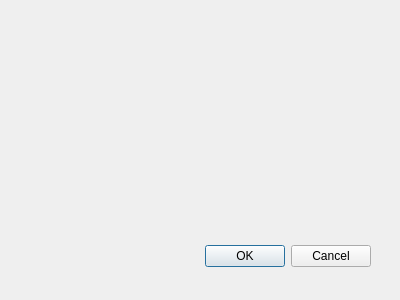
The window that gehzeitberechnung_dialog_base.ui (flamianselmiv/Gehzeitberechnung) describes before a commit, drawn with Qt 5.
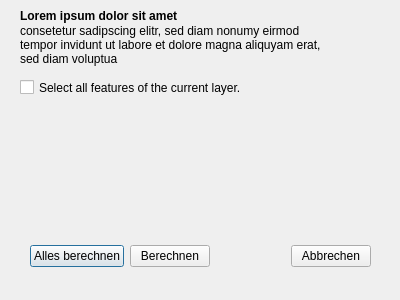
The same window after the commit.

Commit message: added basic ui for qgis plugin window and functionality for cancel button (#7)

What changed in the file:
```diff
--- a/gehzeitberechnung_dialog_base.ui
+++ b/gehzeitberechnung_dialog_base.ui
@@ -12,8 +12,71 @@
   <property name="windowTitle" >
    <string>Gehzeitberechnung</string>
   </property>
-  <widget class="QDialogButtonBox" name="button_box" >
-   <property name="geometry" >
+
+        <widget class="QLabel" name="label_4">
+            <property name="geometry">
+                <rect>
+                    <x>20</x>
+                    <y>0</y>
+                    <width>371</width>
+                    <height>31</height>
+                </rect>
+            </property>
+            <property name="font">
+                <font>
+                    <weight>75</weight>
+                    <bold>true</bold>
+                </font>
+            </property>
+            <property name="text">
+                <string>Lorem ipsum dolor sit amet</string>
+            </property>
+        </widget>
+
+        <!-- <widget class="QComboBox" name="comboBox">
+            <property name="geometry">
+                <rect>
+                    <x>40</x>
+                    <y>170</y>
+                    <width>341</width>
+                    <height>20</height>
+                </rect>
+            </property>
+        </widget> -->
+
+        <widget class="QLabel" name="label_5">
+            <property name="geometry">
+                <rect>
+                    <x>20</x>
+                    <y>20</y>
+                    <width>381</width>
+                    <height>51</height>
+                </rect>
+            </property>
+            <property name="text">
+                <string>&lt;html&gt;&lt;head/&gt;&lt;body&gt;&lt;p&gt;consetetur sadipscing elitr, sed diam nonumy eirmod&lt;br/&gt; tempor invidunt ut labore et dolore magna aliquyam erat,&lt;br/&gt;sed diam voluptua&lt;/p&gt;&lt;/body&gt;&lt;/html&gt;</string>
+            </property>
+        </widget>
+
+        <widget class="QCheckBox" name="checkBox_nur_nicht_Grenzkataster">
+            <property name="geometry">
+                <rect>
+                    <x>20</x>
+                    <y>77</y>
+                    <width>371</width>
+                    <height>21</height>
+                </rect>
+            </property>
+            <property name="text">
+                <string>Select all features of the current layer.</string>
+            </property>
+            <property name="tristate">
+                <bool>false</bool>
+            </property>
+        </widget>
+
+        <widget class="QWidget" name="button_container">
+            <property name="geometry">
     <rect>
      <x>30</x>
      <y>240</y>
@@ -21,14 +84,46 @@
      <height>32</height>
     </rect>
    </property>
-   <property name="orientation" >
+            <layout class="QHBoxLayout" name="horizontalLayout_buttons">
+                <item>
+                    <widget class="QPushButton" name="pushButton_calculate_all">
+                        <property name="text">
+                            <string>Alles berechnen</string>
+                        </property>
+                    </widget>
+                </item>
+                <item>
+                    <widget class="QPushButton" name="pushButton_calculate_selected">
+                        <property name="text">
+                            <string>Berechnen</string>
+                        </property>
+                    </widget>
+                </item>
+                <item>
+                    <spacer name="horizontalSpacer">
+                        <property name="orientation">
     <enum>Qt::Horizontal</enum>
    </property>
-   <property name="standardButtons" >
-    <set>QDialogButtonBox::Cancel|QDialogButtonBox::Ok</set>
-   </property>
-  </widget>
- </widget>
+                        <property name="sizeHint" stdset="0">
+                            <size>
+                                <width>40</width>
+                                <height>20</height>
+                            </size>
+                        </property>
+                    </spacer>
+                </item>
+                <item>
+                    <widget class="QPushButton" name="pushButton_cancel">
+                        <property name="text">
+                            <string>Abbrechen</string>
+                        </property>
+                    </widget>
+                </item>
+            </layout>
+        </widget>
+
+    </widget>
+
  <resources/>
  <connections>
   <connection>
```
Left out of the diff: 42 changed lines with no effect on the pictures. Lines whose indentation alone changed are shown as unchanged. The commit also changes 2 other files.
